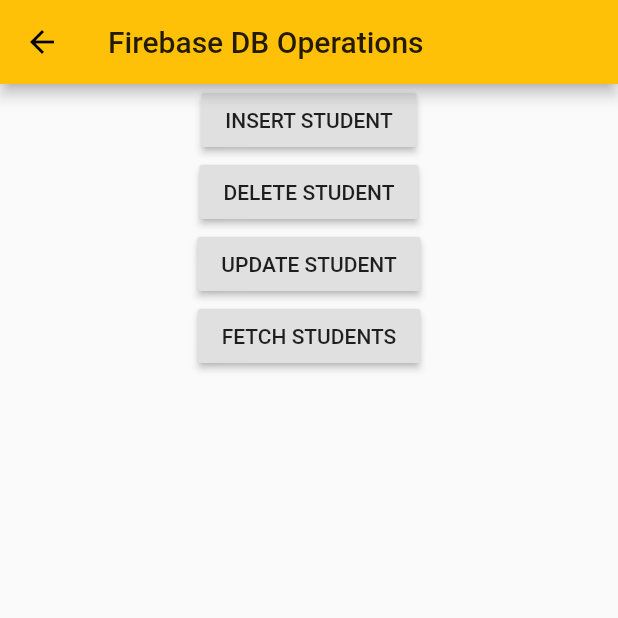
After one commit to ishantk/ENC_Flutter_2020_F1, a Flutter app: the FirestoreDBOperationsPage screen opened by its route, after a tap on "UPDATE STUDENT", on a phone screen of 412 x 824 dp, the top half of it. The commit adds this screen. Run offline on Flutter 3.47's test engine with Material 2 defaults, Android fonts, the phone set to English and light mode, and no system bars; our stand-ins replace camera, cloud_firestore, connectivity, firebase_auth, firebase_core, webview_flutter; accounts and stored records are empty; Roboto replaces fonts that are missing (Georgia).

Commit message:
Food Delivery App - Firebase Firestore DB CRUD Operations

```diff
--- a/lib/auth/food-delivery-app.dart
+++ b/lib/auth/food-delivery-app.dart
@@ -3,6 +3,7 @@ import 'package:enc_flutter_2020_f1/auth/signup.dart';
 import 'package:enc_flutter_2020_f1/auth/splash.dart';
 import 'package:enc_flutter_2020_f1/constants/app-constants.dart';
 import 'package:enc_flutter_2020_f1/home/home.dart';
+import 'package:enc_flutter_2020_f1/tutorials/firestore-operations.dart';
 import 'package:flutter/material.dart';
 
 class FoodDeliveryApp extends StatelessWidget{
@@ -18,7 +19,8 @@ class FoodDeliveryApp extends StatelessWidget{
         "/": (context) => AppSplashPage(),
         "/signin": (context) => SignInPage(),
         "/signup": (context) => SignUpPage(),
-        "/home": (context) => HomePage(),
+        "/home": (context) => FirestoreDBOperationsPage(),
+        //"/home": (context) => HomePage(),
       },
 
       initialRoute: "/",
--- a/lib/auth/signup.dart
+++ b/lib/auth/signup.dart
@@ -6,12 +6,12 @@ import 'package:cloud_firestore/cloud_firestore.dart';
 import 'package:flutter/material.dart';
 
 
-
 class SignUpPage extends StatefulWidget{
   createState()=>_SignUpPageState();
 }
 
 class _SignUpPageState extends State<SignUpPage> {
+
   GlobalKey<FormState> formKey = GlobalKey<FormState>();
 
   TextEditingController nameController = TextEditingController();
--- a/lib/auth/splash.dart
+++ b/lib/auth/splash.dart
@@ -9,7 +9,7 @@ bool checkUserInFirebaseAuth() {
   // In case user has logged in or registered, FirebaseAuth Module saves that information locally on the device as token
   FirebaseAuth auth = FirebaseAuth.instance;
   if(auth.currentUser != null) {
-    //Utils.UID = auth.currentUser.uid;
+    Utils.UID = auth.currentUser.uid;
     return true;
   }else{
     return false;
--- a/lib/constants/app-constants.dart
+++ b/lib/constants/app-constants.dart
@@ -25,4 +25,7 @@ class Constants{
   // Intial Value to Static Variable choice
   static var choice = english;
 
+  static const STUDENT_COLLECTION = "students";
+
+
 }
--- a/lib/model/user.dart
+++ b/lib/model/user.dart
@@ -11,9 +11,7 @@ class User{
   List<Address> addresses;
 
   // Default Constructor
-  User(){
-
-  }
+  User();
 
   // Named Constructor
   User.init({this.name, this.phone, this.email, this.active, this.imageURL, this.addresses});
--- /dev/null
+++ b/lib/tutorials/firestore-operations.dart
@@ -0,0 +1,177 @@
+import 'package:cloud_firestore/cloud_firestore.dart';
+import 'package:enc_flutter_2020_f1/constants/app-constants.dart';
+import 'package:flutter/material.dart';
+
+class Student{
+
+  int roll;
+  String name;
+  int age;
+  List<Subject> subjects; // Has-A Relationship | 1 to many :)
+
+  Student();
+  Student.init({this.roll, this.name, this.age, this.subjects});
+
+  List<Map<String, dynamic>> subjectsToMap(){
+    var subList = <Map<String, dynamic>>[];
+
+    for(int i=0;i<subjects.length;i++){
+      subList.add(subjects[i].toMap());
+    }
+
+    // for each loop implementation on list
+    // subjects.forEach((subject) {subList.add(subject.toMap()) });
+
+    // Explore the syntax below :) and convert the subject list as list of hashmaps
+    //subjects.map((e) => null).toList()
+    return subList;
+  }
+
+  Map<String, dynamic> toMap(){
+    return {
+      "roll": roll,
+      "name": name,
+      "age": age,
+      "subjects": subjectsToMap()
+    };
+  }
+}
+
+class Subject{
+
+  String name;
+  int marks;
+
+  Subject();
+  Subject.init({this.name, this.marks});
+
+  Map<String, dynamic> toMap(){
+    return {
+      "name": name,
+      "marks": marks
+    };
+  }
+
+}
+
+insertStudent(){
+
+  Subject subject1 = Subject.init(name:"Physics", marks: 60);
+  Subject subject2 = Subject.init(name:"Maths", marks: 80);
+  Subject subject3 = Subject.init(name:"Hindi", marks: 75);
+
+  Student student = Student.init(roll: 301, name:"Dave", age: 20, subjects: [subject1, subject2, subject3]);
+  // Firebase Firestore expects us to store data has Map :)
+  var studentMap = student.toMap();
+
+  // Obtain Reference to the DataBase
+  FirebaseFirestore db = FirebaseFirestore.instance;
+
+  // Document ID will be generated automatically
+  //db.collection(Constants.STUDENT_COLLECTION).add(studentMap);
+
+  // // Document ID will be maintained by us as per our customized requirement
+  //db.collection(Constants.STUDENT_COLLECTION).doc(studentMap['roll']).set(studentMap);
+  //db.collection(Constants.STUDENT_COLLECTION).doc(student.roll.toString()).set(studentMap);
+  db.collection(Constants.STUDENT_COLLECTION)
+      .doc(student.roll.toString())
+      .set(studentMap)
+      .then((value){
+        print("Student Object Inserted :)");
+      });
+}
+
+// Must have document id :)
+deleteStudent(){
+  // Obtain Reference to the DataBase
+  FirebaseFirestore db = FirebaseFirestore.instance;
+  db.collection(Constants.STUDENT_COLLECTION).doc('201').delete().then((value){
+      // Do whatever after we delete the document
+    print("Student Object Deleted :)");
+  });
+
+}
+
+// Must have document id :)
+updateStudent(){
+
+  Subject subject1 = Subject.init(name:"Physics", marks: 70);
+  Subject subject2 = Subject.init(name:"Maths", marks: 90);
+  Subject subject3 = Subject.init(name:"Hindi", marks: 67);
+
+  Student student = Student.init(roll: 201, name:"Fionna Flynn", age: 21, subjects: [subject1, subject2, subject3]);
+  // Firebase Firestore expects us to store data has Map :)
+  var studentMap = student.toMap();
+
+  // Obtain Reference to the DataBase
+  FirebaseFirestore db = FirebaseFirestore.instance;
+
+
+  db.collection(Constants.STUDENT_COLLECTION)
+      .doc(student.roll.toString())
+      .set(studentMap) // can also be used to update. but will overwrite the document entirely
+      .then((value){
+    print("Student Object Inserted :)");
+  });
+
+  // if document is not existing it will thor error
+  /*db.collection(Constants.STUDENT_COLLECTION).doc('201').update(studentMap)
+  .then((value){
+    print("Student Object Updated :)");
+  });*/ // It adds a new field in case it was missing in previous approach
+
+}
+
+fetchStudents(){
+  // Obtain Reference to the DataBase
+  FirebaseFirestore db = FirebaseFirestore.instance;
+  db.collection(Constants.STUDENT_COLLECTION).get().then((QuerySnapshot snapshot){
+    List<QueryDocumentSnapshot> docs = snapshot.docs;
+    docs.forEach((queryDocSnapshot) {
+      print(queryDocSnapshot.data().toString()); // Firebase will return data as Maps :)
+    });
+  });
+}
+
+class FirestoreDBOperationsPage extends StatelessWidget{
+  @override
+  Widget build(BuildContext context) {
+    return Scaffold(
+       appBar: AppBar(
+         title: Text("Firebase DB Operations"),
+       ),
+      body: Center(
+        child: Expanded(
+          child: Column(
+            children: [
+              RaisedButton(
+                child: Text("INSERT STUDENT"),
+                onPressed: () async {
+                  insertStudent();
+                },
+              ),
+              RaisedButton(
+                child: Text("DELETE STUDENT"),
+                onPressed: () async {
+                  deleteStudent();
+                },
+              ),
+              RaisedButton(
+                child: Text("UPDATE STUDENT"),
+                onPressed: () async {
+                  updateStudent();
+                },
+              ),
+              RaisedButton(
+                child: Text("FETCH STUDENTS"),
+                onPressed: () async {
+                  fetchStudents();
+                },
+              ),
+            ],
+          ),
+        ),
+      ),
+    );
+  }
+}
```
Also changed, not shown: lib/util/utils.dart (line endings or trailing spaces).
